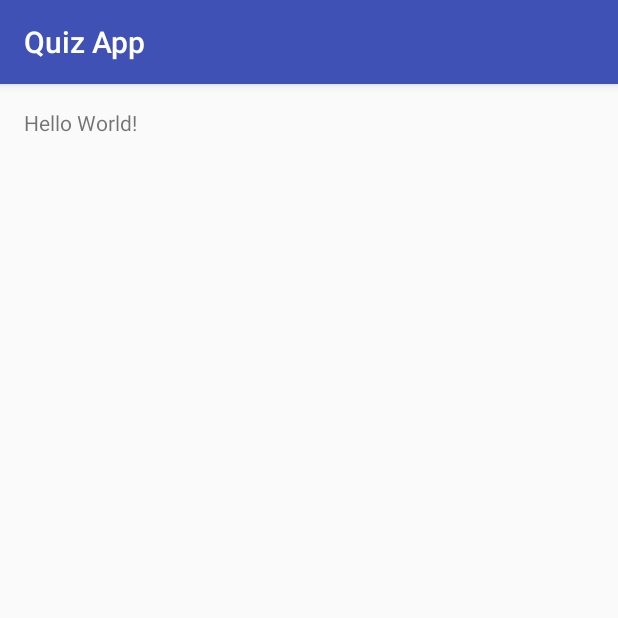
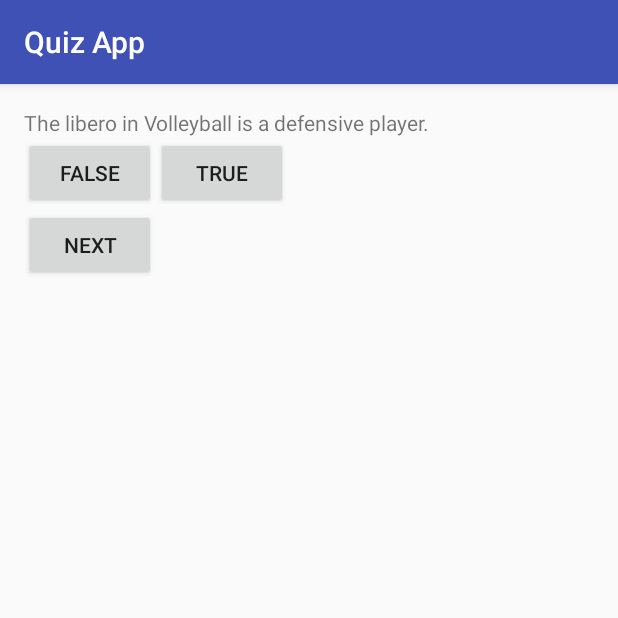
Before and after one commit to rhong612/Android-Quiz-App, an Android app: the screen it shows after launch (MainActivity before the commit, QuestionActivity after it), on a phone screen of 412 x 824 dp, the top half of it. Run offline under Robolectric (Android 15) with nearby library versions, the phone set to English and light mode, and no system bars.

Commit message:
Implemented a few questions along with true/false/next buttons

```diff
--- a/src/main/AndroidManifest.xml
+++ b/src/main/AndroidManifest.xml
@@ -8,7 +8,7 @@
         android:label="@string/app_name"
         android:supportsRtl="true"
         android:theme="@style/AppTheme">
-        <activity android:name=".activities.MainActivity">
+        <activity android:name=".activities.QuestionActivity">
             <intent-filter>
                 <action android:name="android.intent.action.MAIN" />
 
--- a/src/main/java/com/raymondhong/quizapp/activities/MainActivity.java
+++ /dev/null
@@ -1,15 +0,0 @@
-package com.raymondhong.quizapp.activities;
-
-import android.support.v7.app.AppCompatActivity;
-import android.os.Bundle;
-
-import com.raymondhong.quizapp.R;
-
-public class MainActivity extends AppCompatActivity {
-
-    @Override
-    protected void onCreate(Bundle savedInstanceState) {
-        super.onCreate(savedInstanceState);
-        setContentView(R.layout.activity_main);
-    }
-}
--- /dev/null
+++ b/src/main/java/com/raymondhong/quizapp/activities/QuestionActivity.java
@@ -0,0 +1,87 @@
+package com.raymondhong.quizapp.activities;
+
+import android.support.v7.app.AppCompatActivity;
+import android.os.Bundle;
+import android.view.View;
+import android.widget.Button;
+import android.widget.TextView;
+import android.widget.Toast;
+
+import com.raymondhong.quizapp.R;
+import com.raymondhong.quizapp.helpers.Question;
+
+import java.util.ArrayList;
+
+public class QuestionActivity extends AppCompatActivity {
+
+    private Button trueBtn;
+    private Button falseBtn;
+    private Button nextBtn;
+    private TextView questionText;
+    private ArrayList<Question> questionList;
+    private int currentQuesIndex;
+
+    @Override
+    protected void onCreate(Bundle savedInstanceState) {
+        super.onCreate(savedInstanceState);
+        setContentView(R.layout.activity_question);
+
+        questionText = (TextView) findViewById(R.id.question_text);
+
+        trueBtn = (Button) findViewById(R.id.true_button);
+        trueBtn.setOnClickListener(new View.OnClickListener() {
+            @Override
+            public void onClick(View view) {
+                checkAnswer(true);
+            }
+        });
+        falseBtn = (Button) findViewById(R.id.false_button);
+        falseBtn.setOnClickListener(new View.OnClickListener() {
+            @Override
+            public void onClick(View view) {
+                checkAnswer(false);
+            }
+        });
+        nextBtn = (Button) findViewById(R.id.next_button);
+        nextBtn.setOnClickListener(new View.OnClickListener() {
+            @Override
+            public void onClick(View view) {
+                setNextQuestion();
+            }
+        });
+        currentQuesIndex = 0;
+        questionList = new ArrayList<>();
+
+        initializeQuestions();
+
+        //Set initial question
+        Question nQuestion = questionList.get(currentQuesIndex);
+        questionText.setText(nQuestion.getTextResID());
+    }
+
+    private void setNextQuestion() {
+        if (currentQuesIndex + 1 < questionList.size()) {
+            currentQuesIndex++;
+            Question nQuestion = questionList.get(currentQuesIndex);
+            questionText.setText(nQuestion.getTextResID());
+        }
+    }
+
+    private void checkAnswer(boolean answer) {
+        if (answer == questionList.get(currentQuesIndex).isCorrect()) {
+            Toast.makeText(QuestionActivity.this, R.string.correct_toast, Toast.LENGTH_SHORT).show();
+        }
+        else {
+            Toast.makeText(QuestionActivity.this, R.string.wrong_toast, Toast.LENGTH_SHORT).show();
+        }
+    }
+
+    private void initializeQuestions() {
+        questionList.add(new Question(R.string.question_one, true));
+        questionList.add(new Question(R.string.question_two, true));
+        questionList.add(new Question(R.string.question_three, false));
+        questionList.add(new Question(R.string.question_four, true));
+        questionList.add(new Question(R.string.question_five, false));
+        questionList.add(new Question(R.string.question_six, true));
+    }
+}
--- a/src/main/java/com/raymondhong/quizapp/helpers/Question.java
+++ b/src/main/java/com/raymondhong/quizapp/helpers/Question.java
@@ -11,4 +11,12 @@ public class Question {
         this.textResID = textResID;
         this.isCorrect = isCorrect;
     }
+
+    public int getTextResID() {
+        return textResID;
+    }
+
+    public boolean isCorrect() {
+        return isCorrect;
+    }
 }
--- a/src/main/java/com/raymondhong/quizapp/helpers/QuestionManager.java
+++ /dev/null
@@ -1,14 +0,0 @@
-package com.raymondhong.quizapp.helpers;
-
-import java.util.ArrayList;
-
-/**
- * Created by Raymond on 7/31/2016.
- */
-public class QuestionManager {
-    private ArrayList<Question> questionList;
-
-    public QuestionManager() {
-
-    }
-}
--- a/src/main/res/layout/activity_main.xml
+++ /dev/null
@@ -1,16 +0,0 @@
-<?xml version="1.0" encoding="utf-8"?>
-<RelativeLayout xmlns:android="http://schemas.android.com/apk/res/android"
-    xmlns:tools="http://schemas.android.com/tools"
-    android:layout_width="match_parent"
-    android:layout_height="match_parent"
-    android:paddingBottom="@dimen/activity_vertical_margin"
-    android:paddingLeft="@dimen/activity_horizontal_margin"
-    android:paddingRight="@dimen/activity_horizontal_margin"
-    android:paddingTop="@dimen/activity_vertical_margin"
-    tools:context=".activities.MainActivity">
-
-    <TextView
-        android:layout_width="wrap_content"
-        android:layout_height="wrap_content"
-        android:text="Hello World!" />
-</RelativeLayout>
--- /dev/null
+++ b/src/main/res/layout/activity_question.xml
@@ -0,0 +1,41 @@
+<?xml version="1.0" encoding="utf-8"?>
+<RelativeLayout xmlns:android="http://schemas.android.com/apk/res/android"
+    xmlns:tools="http://schemas.android.com/tools"
+    android:layout_width="match_parent"
+    android:layout_height="match_parent"
+    android:paddingBottom="@dimen/activity_vertical_margin"
+    android:paddingLeft="@dimen/activity_horizontal_margin"
+    android:paddingRight="@dimen/activity_horizontal_margin"
+    android:paddingTop="@dimen/activity_vertical_margin"
+    tools:context=".activities.QuestionActivity">
+
+    <TextView
+        android:id = "@+id/question_text"
+        android:layout_width="wrap_content"
+        android:layout_height="wrap_content" />
+
+
+    <Button
+        android:id = "@+id/true_button"
+        android:text="@string/true_text"
+        android:layout_width="wrap_content"
+        android:layout_height="wrap_content"
+        android:layout_below="@+id/question_text"
+        android:layout_toRightOf="@+id/false_button"/>
+
+
+    <Button
+        android:id = "@+id/false_button"
+        android:text="@string/false_text"
+        android:layout_width="wrap_content"
+        android:layout_height="wrap_content"
+        android:layout_below="@+id/question_text"/>
+
+    <Button
+        android:id = "@+id/next_button"
+        android:text="@string/next_text"
+        android:layout_width="wrap_content"
+        android:layout_height="wrap_content"
+        android:layout_below="@+id/true_button"/>
+
+</RelativeLayout>
--- a/src/main/res/values/strings.xml
+++ b/src/main/res/values/strings.xml
@@ -1,3 +1,17 @@
 <resources>
     <string name="app_name">Quiz App</string>
+    <string name="true_text">True</string>
+    <string name="false_text">False</string>
+    <string name="next_text">Next</string>
+
+
+    <string name="question_one">The libero in Volleyball is a defensive player.</string>
+    <string name="question_two">A clear in badminton is a long high shot that goes to the backcourt.</string>
+    <string name="question_three">Grapes are green.</string>
+    <string name="question_four">Bicycles can go over 100 km/hr.</string>
+    <string name="question_five">The name of the main character of The Hunger Games is Katniss Evergreen.</string>
+    <string name="question_six">Hippos can have red sweat.</string>
+
+    <string name="correct_toast">Correct!</string>
+    <string name="wrong_toast">Wrong!</string>
 </resources>
```
